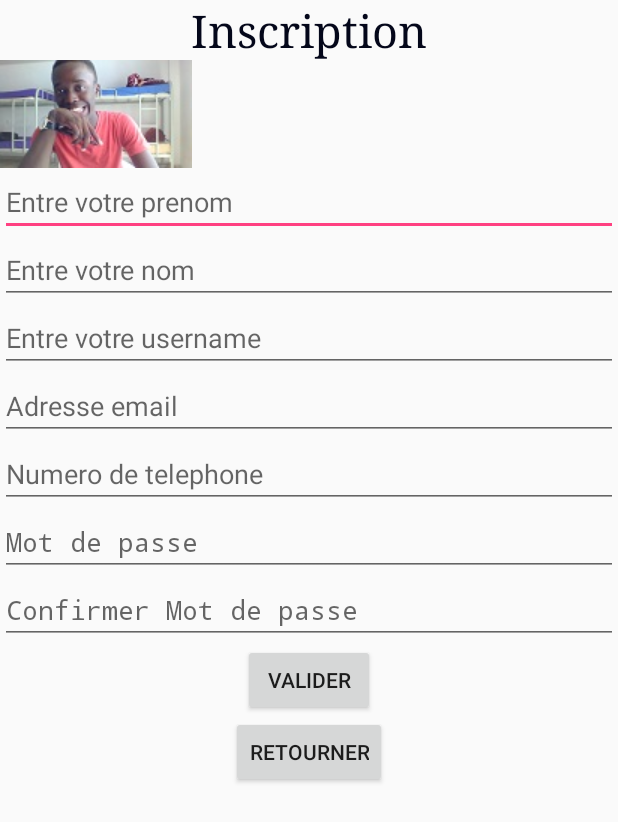
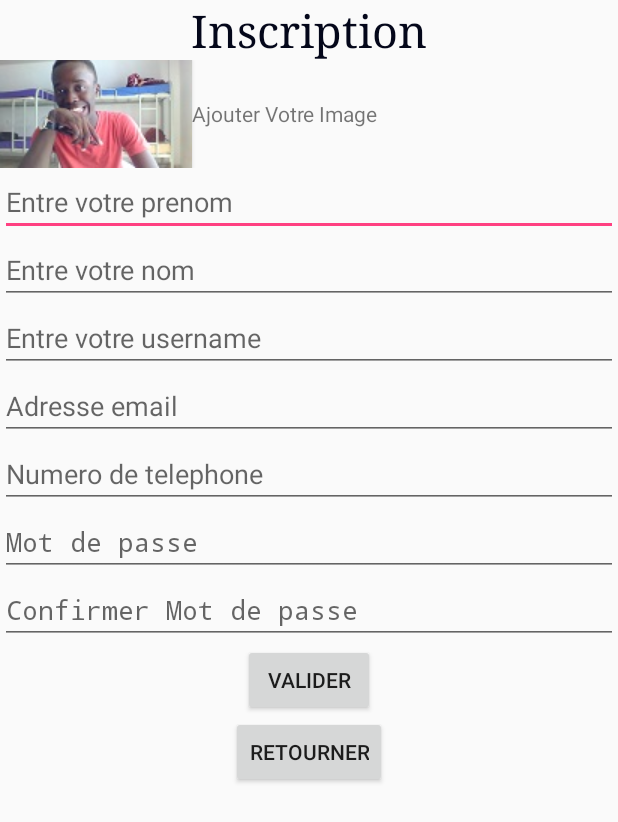
Before and after one commit to Pixboh/TestForLogin, an Android app: the InscriptionActivity screen opened directly, with no data from a screen before it, on a phone screen of 412 x 824 dp. Shown: the top 822 px of the screen. Run offline under Robolectric (Android 15) with nearby library versions, the phone set to English and light mode, and no system bars.

Commit message:
adding image

```diff
--- a/app/src/main/res/layout/signuplayout.xml
+++ b/app/src/main/res/layout/signuplayout.xml
@@ -27,10 +27,14 @@
             android:layout_width="match_parent"
             android:layout_height="wrap_content"
             android:orientation="horizontal">
-        <ImageView
+        <Button
             android:layout_width="wrap_content"
             android:layout_height="wrap_content"
-            android:src="@drawable/pix2"/>
+            android:background="@drawable/pix2"/>
+            <TextView
+                android:layout_width="match_parent"
+                android:layout_height="wrap_content"
+                android:text="Ajouter Votre Image"/>
 
         </LinearLayout>
 
```
